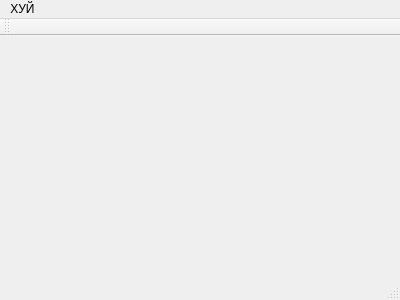
First picture: the form in qloozer.ui, repository denchip123/QLoozer, before the edit.
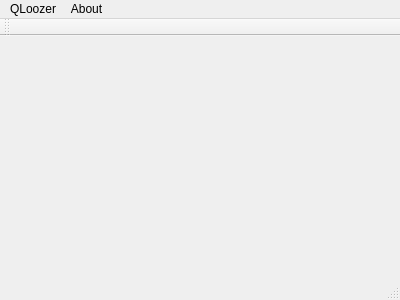
Second picture: the form after the edit.

Commit message: initial interface started

The edit to the form file:
```diff
--- a/qloozer.ui
+++ b/qloozer.ui
@@ -25,9 +25,16 @@
    </property>
    <widget class="QMenu" name="menu">
     <property name="title">
-     <string>ХУЙ</string>
+     <string>About</string>
     </property>
    </widget>
+   <widget class="QMenu" name="menuQLoozer">
+    <property name="title">
+     <string>QLoozer</string>
+    </property>
+    <addaction name="actionExit"/>
+   </widget>
+   <addaction name="menuQLoozer"/>
    <addaction name="menu"/>
   </widget>
   <widget class="QToolBar" name="mainToolBar">
```
Left out of the diff: 11 changed lines with no effect on the pictures.
